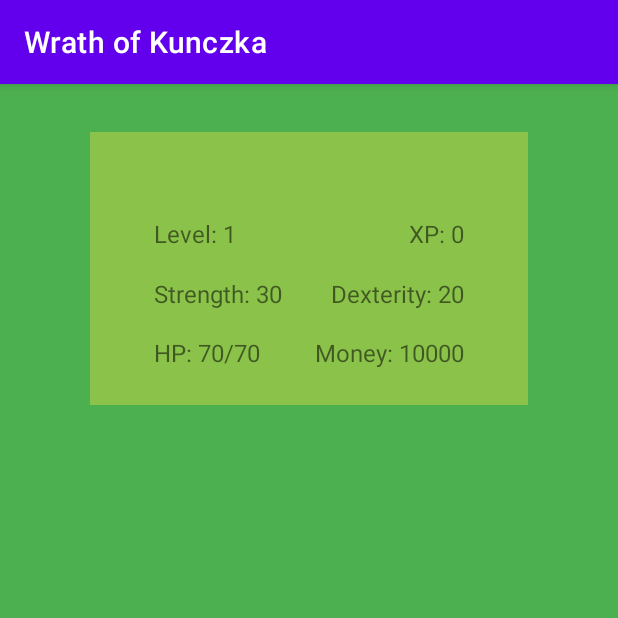
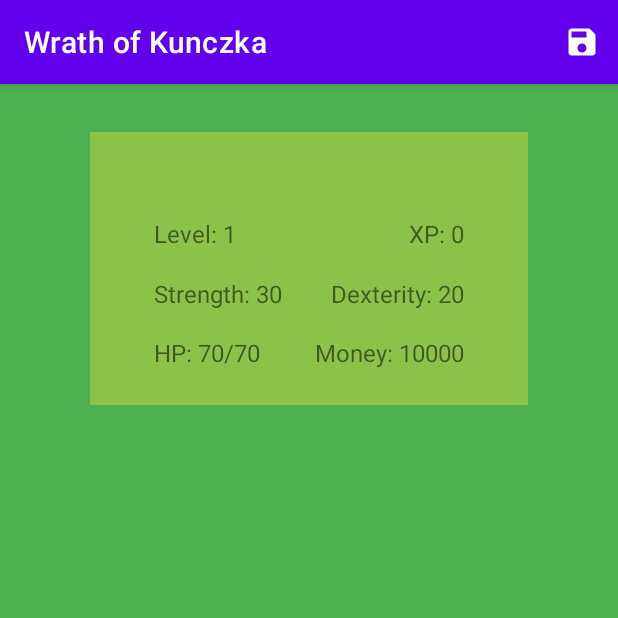
Before and after one commit to JKGplay/rypygy, an Android app: the SecondActivity screen opened directly, with no data from a screen before it, on a phone screen of 412 x 824 dp, the top half of it. Run offline under Robolectric (Android 15) with nearby library versions, the phone set to English and light mode, and no system bars.

Commit message:
Mały bugfix w ekwipunku i dodanie przycisku save w toolbarze SecondActivity

```diff
--- a/app/src/main/java/com/example/rypygy/SecondActivity.java
+++ b/app/src/main/java/com/example/rypygy/SecondActivity.java
@@ -6,12 +6,15 @@
 import android.content.Intent;
 import android.os.Bundle;
 import android.util.Log;
+import android.view.Menu;
+import android.view.MenuItem;
 import android.view.View;
 import android.widget.Button;
 import android.widget.TextView;
 import android.widget.Toast;
 
 import com.example.rypygy.models.Character;
+import com.google.android.material.snackbar.Snackbar;
 
 public class SecondActivity extends AppCompatActivity implements View.OnClickListener {
 
@@ -54,6 +57,20 @@
     }
 
     @Override
+    public boolean onCreateOptionsMenu(Menu menu) {
+        getMenuInflater().inflate(R.menu.top_app_bar, menu);
+        return true;
+    }
+
+    @Override
+    public boolean onOptionsItemSelected(@NonNull MenuItem item) {
+        if (item.getItemId() == R.id.itSave) {
+            Snackbar.make(findViewById(R.id.btnInventory), "Progress saved", Snackbar.LENGTH_SHORT).show();
+        }
+        return true;
+    }
+
+    @Override
     public void onBackPressed() {
 //        super.onBackPressed();
     }
@@ -63,7 +80,7 @@
     @Override
     public void onClick(@NonNull View view) {
         switch (getResources().getResourceEntryName(view.getId())) {
-            case "btnForest":
+            case ("btnForest"):
                 startActivity(new Intent(SecondActivity.this, FightActivity.class));
                 finish();
                 break;
--- a/app/src/main/java/com/example/rypygy/adapter/InventoryAdapter.java
+++ b/app/src/main/java/com/example/rypygy/adapter/InventoryAdapter.java
@@ -2,6 +2,7 @@
 
 import android.content.Context;
 import android.content.DialogInterface;
+import android.util.Log;
 import android.view.LayoutInflater;
 import android.view.View;
 import android.view.ViewGroup;
@@ -156,7 +157,8 @@
                                     }
                                     Character.removeItem(getAdapterPosition());
 //                                    notifyDataSetChanged();
-                                    if (temp.size() > items.size()) {
+                                    if (temp.size() > Character.getInventory().size()) {
+                                        items.remove(getAdapterPosition());
                                         notifyItemRemoved(getAdapterPosition());
                                         notifyItemRangeChanged(getAdapterPosition(), items.size());
                                     } else {
--- /dev/null
+++ b/app/src/main/res/drawable/baseline_save_24.xml
@@ -0,0 +1,5 @@
+<vector android:height="24dp" android:tint="#FFFFFF"
+    android:viewportHeight="24" android:viewportWidth="24"
+    android:width="24dp" xmlns:android="http://schemas.android.com/apk/res/android">
+    <path android:fillColor="@android:color/white" android:pathData="M17,3L5,3c-1.11,0 -2,0.9 -2,2v14c0,1.1 0.89,2 2,2h14c1.1,0 2,-0.9 2,-2L21,7l-4,-4zM12,19c-1.66,0 -3,-1.34 -3,-3s1.34,-3 3,-3 3,1.34 3,3 -1.34,3 -3,3zM15,9L5,9L5,5h10v4z"/>
+</vector>
--- /dev/null
+++ b/app/src/main/res/menu/top_app_bar.xml
@@ -0,0 +1,12 @@
+<?xml version="1.0" encoding="utf-8"?>
+<menu xmlns:android="http://schemas.android.com/apk/res/android"
+    xmlns:app="http://schemas.android.com/apk/res-auto">
+
+    <item
+        android:title="Save"
+        android:id="@+id/itSave"
+        android:icon="@drawable/baseline_save_24"
+        app:showAsAction="always"
+        />
+
+</menu>
```
